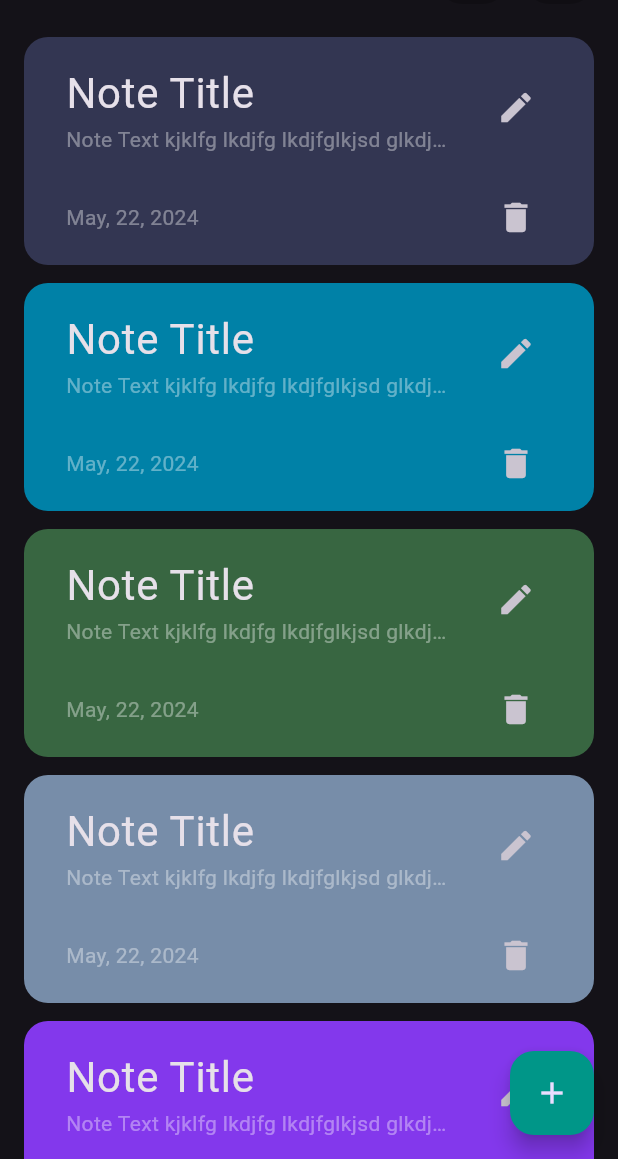
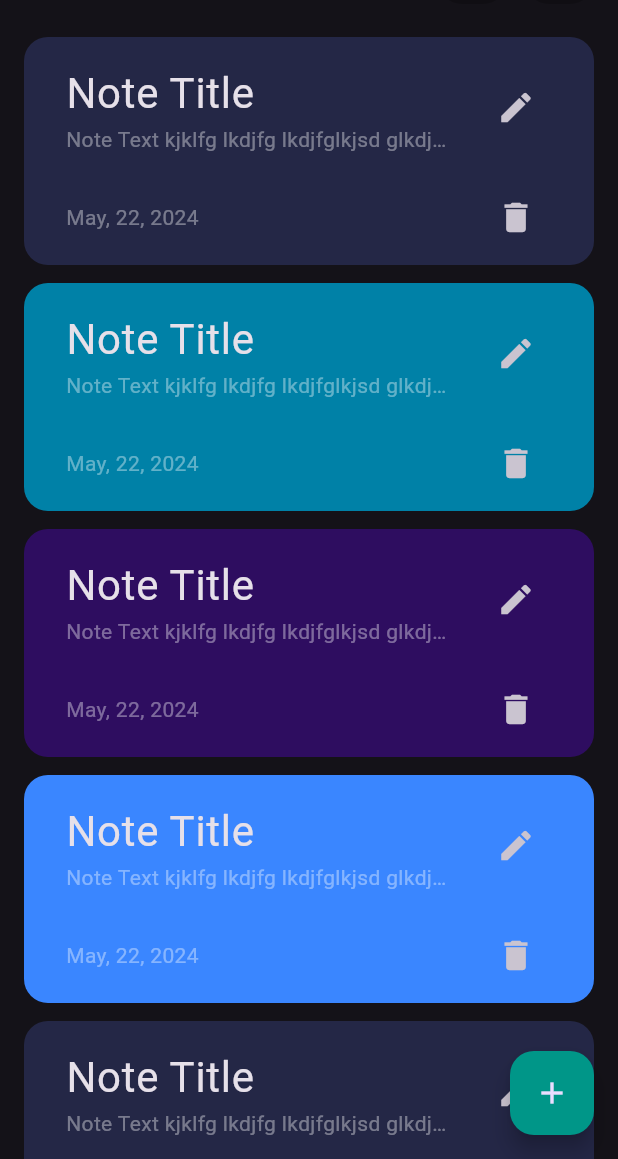
Before and after one commit to AliA5y/pretty_notes, a Flutter app: the screen it shows after launch, on a phone screen of 412 x 824 dp, the part 77-1236 px from its top. Run offline on Flutter 3.47's test engine with Material 3 defaults, Android fonts, the phone set to English and light mode, and no system bars; our stand-ins replace hive, hive_flutter; accounts and stored records are empty.

Commit message:
modify the colors list

```diff
--- a/lib/constants.dart
+++ b/lib/constants.dart
@@ -4,11 +4,8 @@ const kPremaryColor = Colors.teal;
 
 const kNotesBox = 'note_box';
 List<Color> colors = [
-  Color(0xFF333652),
+  Color.fromARGB(255, 36, 39, 70),
   Color(0xFF0081a7),
-  Color(0xFF386641),
-  Color(0xFF778da9),
-  Color(0xFF8338EC),
+  Color.fromARGB(255, 46, 13, 96),
   Color(0xFF3A86FF),
-  Color(0xFF9d0208),
 ];
```
